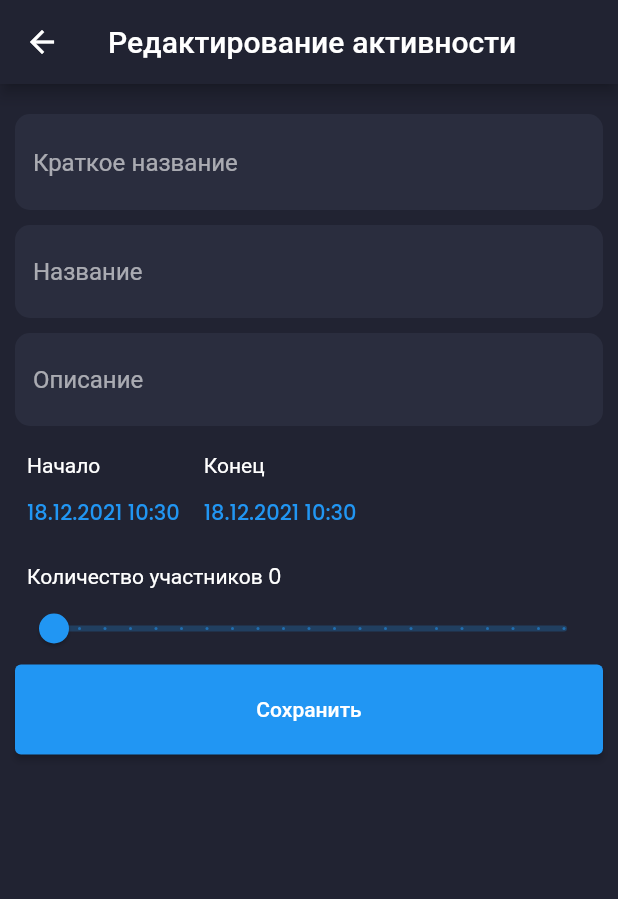
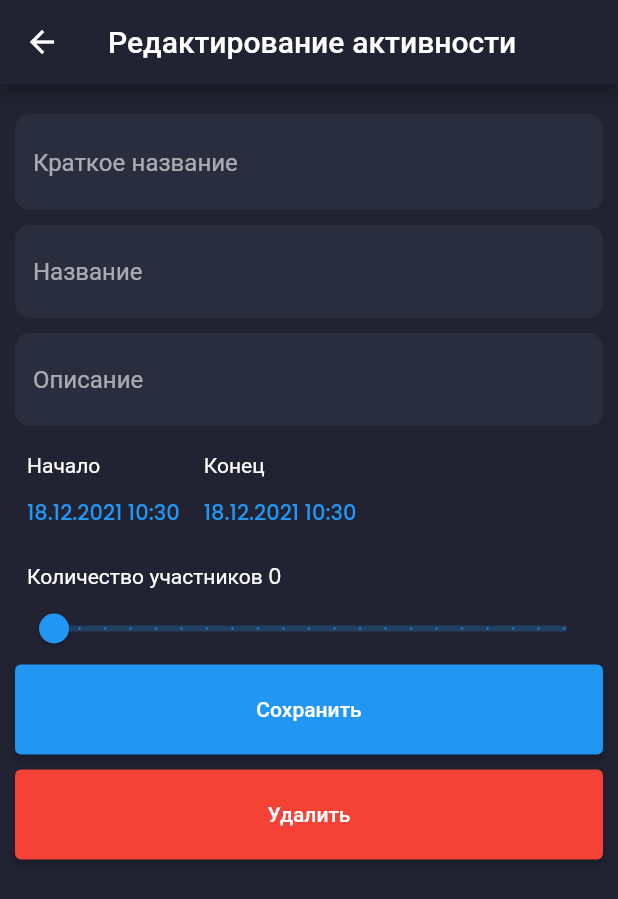
Before and after one commit to condomcom/flutter_admin_dashboard, a Flutter app: the ActivityEditScreen screen opened directly with empty values, on a phone screen of 412 x 824 dp. Shown: the top 899 px of the screen. Run offline on Flutter 3.47's test engine with Material 2 defaults, Android fonts, the phone set to English and light mode, and no system bars; our stand-ins replace auto_route, data_table_2, dio, fl_chart, flutter_redux, flutter_svg and 5 more; network calls fail.

Commit message:
Add deleting action for activity

```diff
--- a/lib/screens/activity/edit/edit_activity_screen.dart
+++ b/lib/screens/activity/edit/edit_activity_screen.dart
@@ -165,16 +165,36 @@ class _ActivityEditPageState extends State<ActivityEditPage> {
               ],
             ),
             ResponsiveCenteredView(
-              child: BottomButton(
-                padding: EdgeInsets.zero,
-                title: 'Сохранить',
-                onTap: _save,
+              child: Column(
+                children: [
+                  BottomButton(
+                    padding: EdgeInsets.zero,
+                    title: 'Сохранить',
+                    onTap: _save,
+                  ),
+                  if (widget.activity != null) ...[
+                    const SizedBox(height: 10),
+                    BottomButton(
+                      padding: EdgeInsets.zero,
+                      backgroundColor: Colors.red,
+                      title: 'Удалить',
+                      onTap: _delete,
+                    ),
+                  ],
+                ],
               ),
             ),
           ],
         ),
       ),
     );
+  }
+
+  void _delete() {
+    Get.get<Store<AppState>>().dispatch(DeleteActivityAction(
+      widget.activity!.id!,
+      onSuccesed: widget.onCompleted,
+    ));
   }
 
   void _save() {
--- a/lib/widgets/buttons/bottom_button.dart
+++ b/lib/widgets/buttons/bottom_button.dart
@@ -8,11 +8,13 @@ class BottomButton extends StatelessWidget {
     required this.title,
     required this.onTap,
     this.padding,
+    this.backgroundColor,
   }) : super(key: key);
 
   final String title;
   final Function() onTap;
   final EdgeInsets? padding;
+  final Color? backgroundColor;
 
   @override
   Widget build(BuildContext context) {
@@ -28,6 +30,7 @@ class BottomButton extends StatelessWidget {
             height: 60,
             child: ElevatedButton(
               style: TextButton.styleFrom(
+                backgroundColor: backgroundColor,
                 padding: EdgeInsets.symmetric(
                   horizontal: defaultPadding * 1.5,
                   vertical:
```
